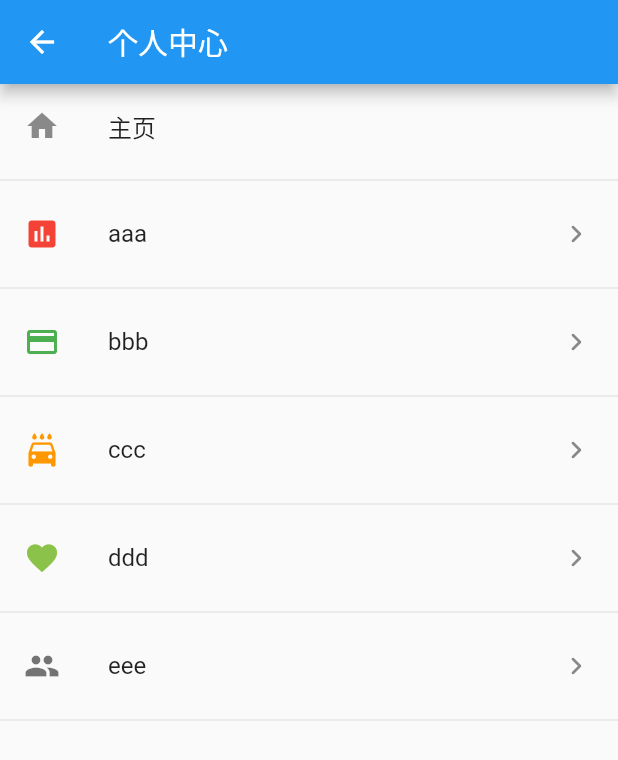
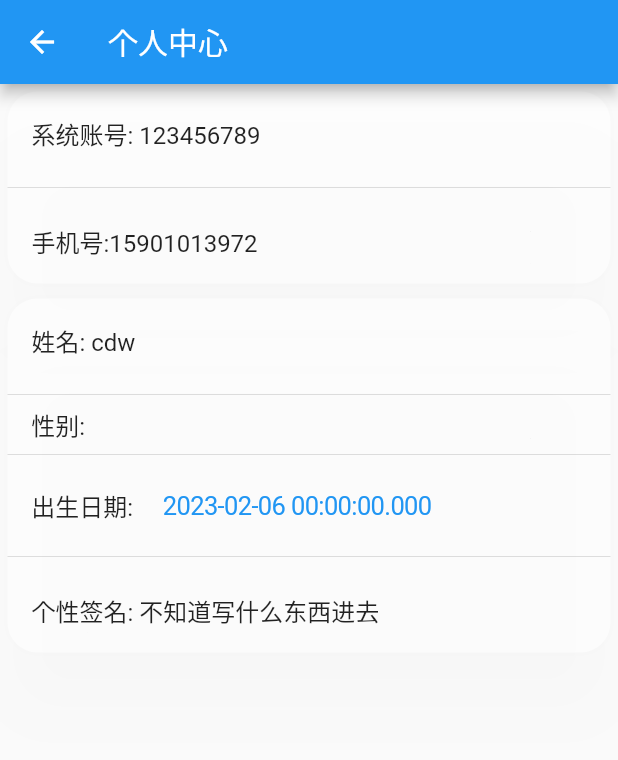
Before and after one commit to SodaPlusIce/srtp-jks-app, a Flutter app: the UserInfoPage screen opened directly, on a phone screen of 412 x 824 dp. Shown: the top 760 px of the screen. Run offline on Flutter 3.47's test engine with Material 2 defaults, Android fonts, the phone set to English and light mode, and no system bars; our stand-ins replace dio, flutter_speed_dial, permission_handler; missing offline and left inert: amap_flutter_base, amap_flutter_location, amap_flutter_map, flutter_cupertino_datetime_picker.

Commit message:
初始化

```diff
--- a/lib/pages/user_center/user_information.dart
+++ b/lib/pages/user_center/user_information.dart
@@ -1,4 +1,6 @@
+import 'package:flutter/cupertino.dart';
 import 'package:flutter/material.dart';
+import 'package:flutter_cupertino_datetime_picker/flutter_cupertino_datetime_picker.dart';
 
 class UserInfoPage extends StatefulWidget {
   const UserInfoPage({Key? key}) : super(key: key);
@@ -8,64 +10,109 @@ class UserInfoPage extends StatefulWidget {
 }
 
 class _UserInfoPageState extends State<UserInfoPage> {
+  List<int> _selectedIndex=[123,1,5];
+  DateTime dateTime = DateTime(2023, 2, 4);
+
   @override
   Widget build(BuildContext context) {
     return Scaffold(
+      // backgroundColor: Colors.white,
       appBar: AppBar(
         title: const Text("个人中心"),
       ),
       body: ListView(
-        children: const <Widget>[
+        children: <Widget>[
+          // 这段做账号绑定
+
+          Card(
+            shape: RoundedRectangleBorder(
+              borderRadius: BorderRadius.circular(20),
+            ),
+            margin: const EdgeInsets.all(5),
+            color: Colors.white60,
+            shadowColor: Colors.white12,
+            elevation: 20,
+            child: Column(
+              mainAxisAlignment: MainAxisAlignment.center,
+              children: const [
                 ListTile(
-            leading: Icon(Icons.home),
-            title: Text("主页"),
+                  title: Text("系统账号: 123456789"),
                 ),
                 Divider(),
                 ListTile(
-            leading: Icon(
-              Icons.assessment,
-              color: Colors.red,
+                  title: Text("手机号:15901013972"),
                 ),
-            title: Text("aaa"),
-            trailing: Icon(Icons.keyboard_arrow_right_rounded),
+              ],
             ),
+          ),
+          Card(
+            shape: RoundedRectangleBorder(
+              borderRadius: BorderRadius.circular(20),
+            ),
+            margin: const EdgeInsets.all(5),
+            color: Colors.white60,
+            shadowColor: Colors.white12,
+            elevation: 20,
+            child: Column(
+              children: [
+                // 这段做个人信息内容
+                ListTile(
+                  title: Text("姓名: cdw"),
+                ),
+
+                Divider(),
+                Row(
+                  children: [
+                      Text("    性别:",style: TextStyle(
+                        fontSize: 16,
+                      ),),
+                  ],
+                ),
+
+                Divider(),
+                Column(
+                  children: [
+                    SizedBox(
+                      child:
+                      Row(
+                        children: [
+                          Text("    出生日期:",style: TextStyle(
+                            fontSize: 16,
+                          ),) ,
+                          CupertinoButton(
+                              onPressed: () {
+                                DatePicker.showDatePicker(context,
+                                    dateFormat: "yyyy年 MM月 dd日", //通过空格设置滚轮数量
+                                    pickerTheme: const DateTimePickerTheme(
+                                      //样式设置，可以设置确认按钮、取消按钮、标题等
+                                        confirm: Text("确认",
+                                            style: TextStyle(
+                                                fontSize: 14,
+                                                color: Colors.blue))), onConfirm:
+                                        ( dateTime, selectedIndex) {
+                                  _selectedIndex = selectedIndex;
+                                      // 确认按钮回调，获取选择结果 dateTime
+                                    }
+                                    );
+                              },
+                            child:Text((new DateTime(_selectedIndex[0]+1900,_selectedIndex[1]+1,_selectedIndex[2]+1)).toString()) ,)
+                        ],
+                      ),
+                    )
+
+
+
+
+                  ],
+                ),
+
                 Divider(),
                 ListTile(
-            leading: Icon(
-              Icons.payment,
-              color: Colors.green,
+                  title: Text("个性签名: 不知道写什么东西进去"),
                 ),
-            title: Text("bbb"),
-            trailing: Icon(Icons.keyboard_arrow_right_rounded),
+              ],
             ),
-          Divider(),
-          ListTile(
-            leading: Icon(
-              Icons.local_car_wash,
-              color: Colors.orange,
           ),
-            title: Text("ccc"),
-            trailing: Icon(Icons.keyboard_arrow_right_rounded),
-          ),
-          Divider(),
-          ListTile(
-            leading: Icon(
-              Icons.favorite,
-              color: Colors.lightGreen,
-            ),
-            title: Text("ddd"),
-            trailing: Icon(Icons.keyboard_arrow_right_rounded),
-          ),
-          Divider(),
-          ListTile(
-            leading: Icon(
-              Icons.people,
-              color: Colors.black54,
-            ),
-            title: Text("eee"),
-            trailing: Icon(Icons.keyboard_arrow_right_rounded),
-          ),
-          Divider(),
         ],
       ),
     );
```
Also changed, not shown: pubspec.yaml (+7 -0 lines), 1 other file. Lines whose indentation alone changed are shown as unchanged.
